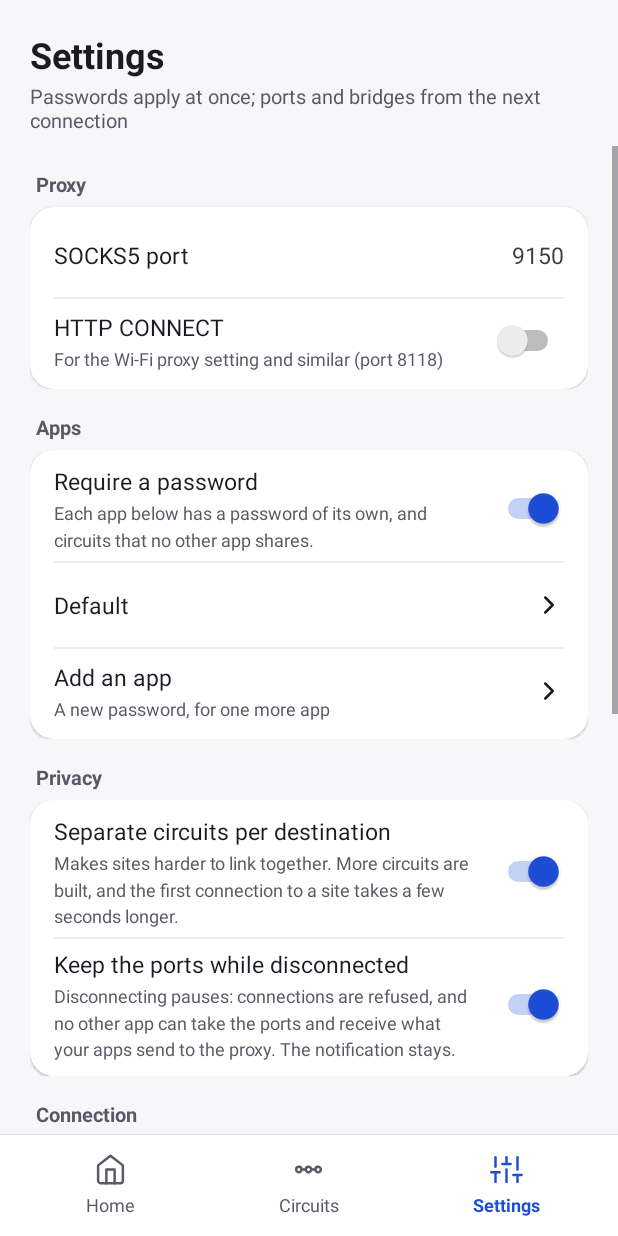
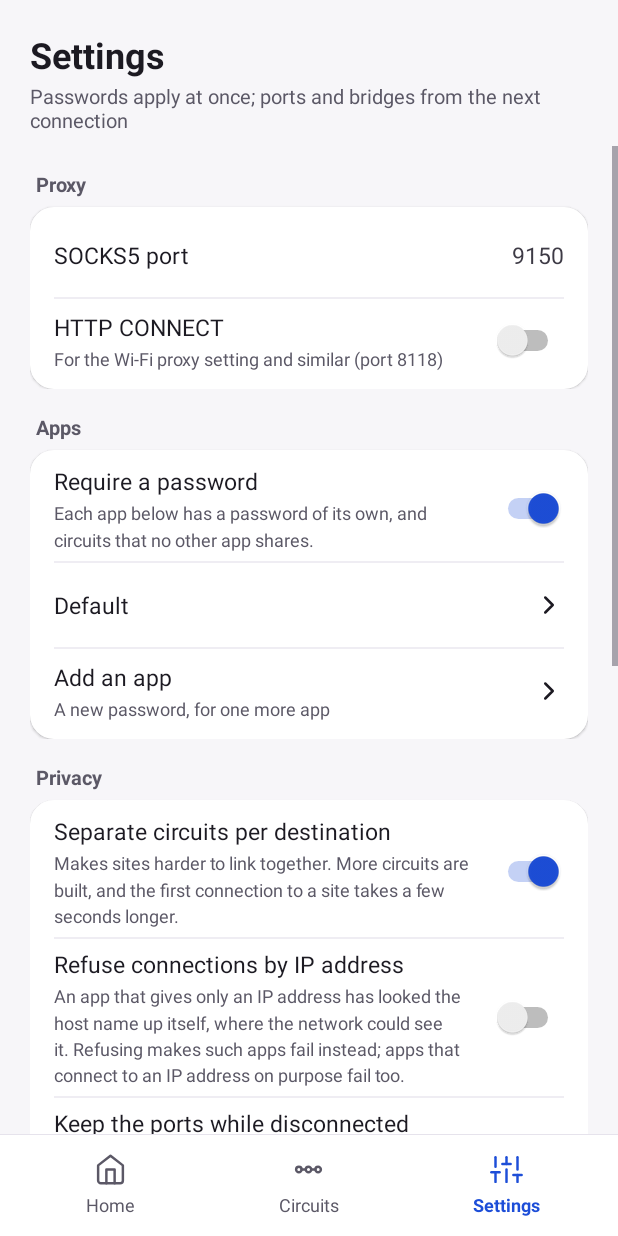
Before and after one commit to mhatta/Rakkyo, an Android app: the screen it shows after launch (MainActivity), after a tap on "Settings", on a phone screen of 412 x 824 dp. Run offline under Robolectric (Android 15) with nearby library versions, the phone set to English and light mode, and no system bars; libraries missing offline, so code that uses them is left out: com.subgraph.orchid; 12 statements that could not run were skipped.

Commit message:
Say which apps look host names up outside Tor
An app that gives the proxy only an IP address has looked the host name
up itself, through the local network's DNS: that network saw which site
it went to, though the connection itself went through Tor.  Nothing
showed it; the user had no way to tell.

Orchid 2.9.0 counts such requests by profile (getProxyStatistics), so
while connected the Home screen now shows a warning once any arrive,
with how many there were and from which apps, and how to fix it
(resolve names through the proxy, "remote DNS" or socks5h).  Each
profile in Settings shows its connections since connecting, and how
many gave only an address.

Settings can also refuse such requests ("Refuse connections by IP
address", Tor's SafeSocks), off by default since some apps connect to
an address on purpose.  Like the passwords, it applies at once.

```diff
--- a/app/src/main/java/org/mhatta/rakkyo/HomePage.java
+++ b/app/src/main/java/org/mhatta/rakkyo/HomePage.java
@@ -54,6 +54,9 @@ final class HomePage extends MainActivity.Page {
     private final TextView passwordText;
     private final View passwordCopy;
     private final View actions;
+    private final View leakCard;
+    private final TextView leakText;
+    private long shownLeaks = -1;
     private final View newIdentityButton;
 
     private final Runnable tick = new Runnable() {
@@ -99,6 +102,8 @@ final class HomePage extends MainActivity.Page {
         passwordText = find(R.id.password_text);
         passwordCopy = find(R.id.password_copy);
         actions = find(R.id.actions);
+        leakCard = find(R.id.leak_card);
+        leakText = find(R.id.leak_text);
         newIdentityButton = find(R.id.new_identity_button);
 
         final int[] stepNames = { R.string.step_directory, R.string.step_consensus, R.string.step_descriptors, R.string.step_circuit };
@@ -186,6 +191,10 @@ final class HomePage extends MainActivity.Page {
         UiUtil.show(actions, running);
         UiUtil.show(chips, running);
         UiUtil.show(traffic, running);
+        if (!running) {
+            UiUtil.show(leakCard, false);
+            shownLeaks = -1;
+        }
         powerButton.setEnabled(s.state != TorController.State.STOPPING);
 
         final int titleColor;
@@ -357,11 +366,38 @@ final class HomePage extends MainActivity.Page {
                     Formats.bytes(t.getBytesRead(), locale), Formats.bytes(t.getBytesWritten(), locale)));
         }
         renderCircuitChip();
+        renderLeaks(AddressOnly.of(controller.statistics()));
         final long now = System.currentTimeMillis();
         if (shown && now - lastCircuitQuery >= CIRCUITS_INTERVAL) {
             lastCircuitQuery = now;
             controller.circuits(this::countExitCircuits);
         }
+    }
+
+    /* Which apps gave only an IP address since connecting (Orchid counts them by profile). */
+    private void renderLeaks(AddressOnly leaks) {
+        UiUtil.show(leakCard, leaks.total > 0);
+        if (leaks.total == 0 || leaks.total == shownLeaks) {
+            return;
+        }
+        shownLeaks = leaks.total;
+        final int n = (int) Math.min(Integer.MAX_VALUE, leaks.total);
+        final StringBuilder text = new StringBuilder(activity.getResources().getQuantityString(R.plurals.leak_text, n, n));
+        final StringBuilder apps = new StringBuilder();
+        for (AddressOnly.Entry e : leaks.byProfile) {
+            if (apps.length() > 0) {
+                apps.append(activity.getString(R.string.list_separator));
+            }
+            final String name = e.profile.isEmpty() ? activity.getString(R.string.leak_no_profile) : e.profile;
+            apps.append(activity.getString(R.string.leak_app_count, name, e.count));
+        }
+        if (apps.length() > 0) {
+            text.append("\n\n").append(activity.getString(R.string.leak_by_app, apps));
+        }
+        if (leaks.refused > 0) {
+            text.append("\n").append(activity.getString(R.string.leak_refused, leaks.refused));
+        }
+        leakText.setText(text);
     }
 
     private void countExitCircuits(List<CircuitInfo> circuits) {
--- a/app/src/main/java/org/mhatta/rakkyo/Prefs.java
+++ b/app/src/main/java/org/mhatta/rakkyo/Prefs.java
@@ -28,6 +28,7 @@ final class Prefs {
     private static final String PASSWORD = "password";
     private static final String PROFILES = "profiles";
     private static final String ISOLATE_DEST = "isolate_dest";
+    private static final String SAFE_SOCKS = "safe_socks";
     private static final String USE_BRIDGES = "use_bridges";
     private static final String BRIDGES = "bridges";
     private static final String START_ON_BOOT = "start_on_boot";
@@ -106,14 +107,18 @@ final class Prefs {
         /** Profile name to password, in order; empty when no password is required. */
         final Map<String, String> passwords;
         final boolean isolateDest;
+        /** Refuse requests that give only an IP address (Tor's SafeSocks). */
+        final boolean safeSocks;
         final boolean useBridges;
         final String bridges;
 
-        Snapshot(int socksPort, int httpPort, Map<String, String> passwords, boolean isolateDest, boolean useBridges, String bridges) {
+        Snapshot(int socksPort, int httpPort, Map<String, String> passwords, boolean isolateDest, boolean safeSocks,
+                boolean useBridges, String bridges) {
             this.socksPort = socksPort;
             this.httpPort = httpPort;
             this.passwords = passwords;
             this.isolateDest = isolateDest;
+            this.safeSocks = safeSocks;
             this.useBridges = useBridges;
             this.bridges = bridges;
         }
@@ -125,7 +130,7 @@ final class Prefs {
 
     Snapshot snapshot() {
         return new Snapshot(getSocksPort(), isHttpEnabled() ? getHttpPort() : 0, Profiles.passwords(getProfiles()),
-                isIsolateDest(), isUseBridges(), getBridges());
+                isIsolateDest(), isSafeSocks(), isUseBridges(), getBridges());
     }
 
     static boolean isValidPort(int port) {
@@ -203,6 +208,15 @@ final class Prefs {
         sp.edit().putBoolean(ISOLATE_DEST, value).apply();
     }
 
+    /** Off by default: some apps connect to IP addresses on purpose. */
+    boolean isSafeSocks() {
+        return sp.getBoolean(SAFE_SOCKS, false);
+    }
+
+    void setSafeSocks(boolean value) {
+        sp.edit().putBoolean(SAFE_SOCKS, value).apply();
+    }
+
     boolean isUseBridges() {
         return sp.getBoolean(USE_BRIDGES, false);
     }
--- a/app/src/main/java/org/mhatta/rakkyo/SettingsPage.java
+++ b/app/src/main/java/org/mhatta/rakkyo/SettingsPage.java
@@ -28,6 +28,7 @@ import android.widget.Switch;
 import android.widget.TextView;
 import android.widget.Toast;
 
+import com.subgraph.orchid.ProxyStatistics;
 import com.subgraph.orchid.Tor;
 
 /**
@@ -42,7 +43,7 @@ final class SettingsPage extends MainActivity.Page {
     private final LayoutInflater inflater;
     private TorController.Status status;
 
-    private Row socksPort, http, httpPort, isolate, keepPorts, bridges, bridgeLines, boot, battery, geoip;
+    private Row socksPort, http, httpPort, isolate, safeSocks, keepPorts, bridges, bridgeLines, boot, battery, geoip;
     /** The Apps section, rebuilt by refresh(): the password switch, a row per profile, "Add an app". */
     private ViewGroup apps;
 
@@ -89,6 +90,12 @@ final class SettingsPage extends MainActivity.Page {
         isolate.summary(activity.getString(R.string.setting_isolate_summary));
         isolate.toggle(on -> {
             prefs.setIsolateDest(on);
+            refresh();
+        });
+        safeSocks = row(section, R.string.setting_safe_socks);
+        safeSocks.summary(activity.getString(R.string.setting_safe_socks_summary));
+        safeSocks.toggle(on -> {
+            prefs.setSafeSocks(on);
             refresh();
         });
         keepPorts = row(section, R.string.setting_keep_ports);
@@ -151,6 +158,7 @@ final class SettingsPage extends MainActivity.Page {
         httpPort.visible(httpOn);
         refreshApps();
         isolate.checked(prefs.isIsolateDest());
+        safeSocks.checked(prefs.isSafeSocks());
         keepPorts.checked(prefs.isKeepPorts());
         bridges.checked(prefs.isUseBridges());
         final int n = BridgeLines.parse(prefs.getBridges()).bridges.size();
@@ -182,9 +190,14 @@ final class SettingsPage extends MainActivity.Page {
             }
         });
         require.checked(required);
+        // Requests since connecting, by profile (null when not connected).
+        final ProxyStatistics stats = TorController.get(activity).statistics();
         for (final Profiles.Profile p : profiles) {
             final Row r = row(apps, 0);
             r.title.setText(p.name);
+            if (stats != null) {
+                r.summary(usage(stats.get(p.name)));
+            }
             r.chevron();
             r.onClick(v -> showProfile(p.name));
         }
@@ -194,6 +207,16 @@ final class SettingsPage extends MainActivity.Page {
             add.chevron();
             add.onClick(v -> askProfileName());
         }
+    }
+
+    private String usage(ProxyStatistics.Counts c) {
+        final int n = (int) Math.min(Integer.MAX_VALUE, c.getRequests());
+        final String requests = activity.getResources().getQuantityString(R.plurals.profile_requests, n, n);
+        if (c.getAddressOnlyRequests() == 0) {
+            return requests;
+        }
+        return requests + activity.getString(R.string.list_separator)
+                + activity.getString(R.string.profile_address_only, c.getAddressOnlyRequests());
     }
 
     /* Turning the password off lets every app on the device use the proxy: say so first. */
--- a/app/src/main/java/org/mhatta/rakkyo/TorController.java
+++ b/app/src/main/java/org/mhatta/rakkyo/TorController.java
@@ -24,6 +24,7 @@ import android.util.Log;
 import com.subgraph.orchid.CircuitInfo;
 import com.subgraph.orchid.DormantListener;
 import com.subgraph.orchid.GuardInfo;
+import com.subgraph.orchid.ProxyStatistics;
 import com.subgraph.orchid.TorClient;
 import com.subgraph.orchid.TorConfig;
 import com.subgraph.orchid.TorInitializationListener;
@@ -292,6 +293,7 @@ final class TorController {
         // One password per profile, or none: see Profiles.
         config.setSocksPasswords(settings.passwords);
         config.setIsolateDestAddr(settings.isolateDest);
+        config.setSafeSocks(settings.safeSocks);
         // An hour without use and Orchid rests; the next connection wakes it.
         config.setDormantClientTimeout(1, TimeUnit.HOURS);
         if (settings.useBridges) {
@@ -489,8 +491,8 @@ final class TorController {
 
     /**
      * Apply the current settings to the running client, where it can take
-     * them without a restart: the passwords (profiles) and the isolation by
-     * destination, which Orchid reads for each new request.  Connections
+     * them without a restart: the passwords (profiles), the isolation by
+     * destination and SafeSocks, which Orchid reads for each new request.  Connections
      * already open stay as they are.  The rest (ports, bridges) waits for
      * the next connection; {@link #needsRestart} says whether there is any.
      */
@@ -512,15 +514,17 @@ final class TorController {
                 }
                 final Prefs.Snapshot now = prefs.snapshot();
                 final Prefs.Snapshot old = s.settings;
-                if (now.passwords.equals(old.passwords) && now.isolateDest == old.isolateDest) {
+                if (now.passwords.equals(old.passwords) && now.isolateDest == old.isolateDest
+                        && now.safeSocks == old.safeSocks) {
                     return;
                 }
                 final TorConfig config = c.getConfig();
                 config.setSocksPasswords(now.passwords);
                 config.setIsolateDestAddr(now.isolateDest);
+                config.setSafeSocks(now.safeSocks);
                 setStatus(new Status(s.state, s.percent, s.dormant, s.failure, s.failedPort,
                         new Prefs.Snapshot(old.socksPort, old.httpPort, now.passwords, now.isolateDest,
-                                old.useBridges, old.bridges)));
+                                now.safeSocks, old.useBridges, old.bridges)));
             }
         });
     }
@@ -613,6 +617,16 @@ final class TorController {
         });
     }
 
+    /**
+     * What the proxy ports were asked since the client started, by profile
+     * (requests, and those that gave only an IP address), or null when no
+     * client runs.  Cheap; any thread.
+     */
+    ProxyStatistics statistics() {
+        final TorClient c = client;
+        return c == null ? null : c.getProxyStatistics();
+    }
+
     /** Bytes sent and received, or null when no client runs.  Cheap; any thread. */
     TrafficInfo traffic() {
         final TorClient c = client;
--- a/app/src/main/res/values/strings.xml
+++ b/app/src/main/res/values/strings.xml
@@ -237,4 +237,21 @@
     <string name="notification_paused_text">The ports are kept so that no other app can take them</string>
     <string name="setting_keep_ports">Keep the ports while disconnected</string>
     <string name="setting_keep_ports_summary">Disconnecting pauses: connections are refused, and no other app can take the ports and receive what your apps send to the proxy. The notification stays.</string>
+    <string name="leak_title">An app looks up host names outside Tor</string>
+    <string name="leak_no_profile">without a password</string>
+    <string name="leak_app_count">%1$s (%2$d)</string>
+    <string name="leak_by_app">By app: %s</string>
+    <string name="leak_refused">Refused: %d (Settings › Refuse connections by IP address)</string>
+    <string name="list_separator">", "</string>
+    <string name="setting_safe_socks">Refuse connections by IP address</string>
+    <string name="setting_safe_socks_summary">An app that gives only an IP address has looked the host name up itself, where the network could see it. Refusing makes such apps fail instead; apps that connect to an IP address on purpose fail too.</string>
+    <string name="profile_address_only">%d by IP address</string>
+    <plurals name="leak_text">
+        <item quantity="one">%d connection since connecting gave only an IP address, not a host name: the app looked the name up itself, outside Tor, so the network you are on could see which site it was. Set the app to resolve host names through the proxy (often called remote DNS, or socks5h).</item>
+        <item quantity="other">%d connections since connecting gave only an IP address, not a host name: the app looked the names up itself, outside Tor, so the network you are on could see which sites they were. Set the app to resolve host names through the proxy (often called remote DNS, or socks5h).</item>
+    </plurals>
+    <plurals name="profile_requests">
+        <item quantity="one">%d connection since connecting</item>
+        <item quantity="other">%d connections since connecting</item>
+    </plurals>
 </resources>
```
Also changed, not shown: app/src/main/java/org/mhatta/rakkyo/AddressOnly.java (added, +60 -0 lines), app/src/main/res/layout/page_home.xml (+29 -0 lines), 2 other files.
